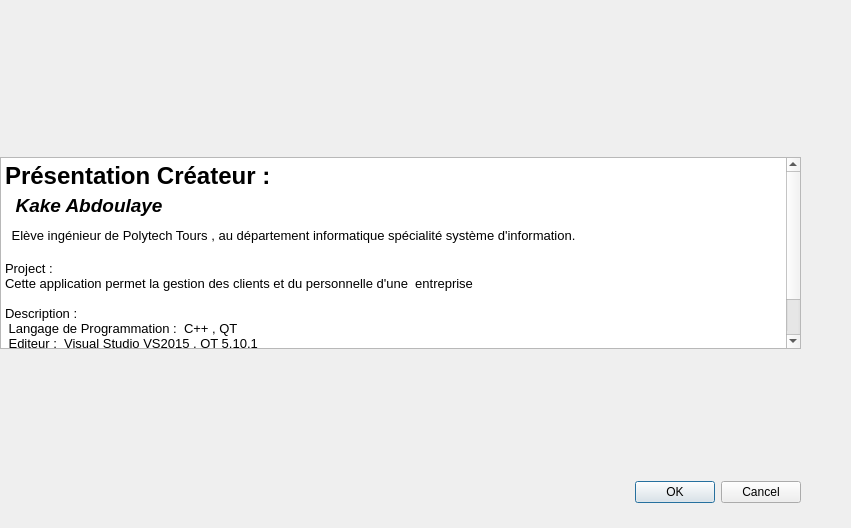
Before: the Qt Designer form windowsabout.ui in kakeAbdoulaye/qt_Project_Customer, drawn with Qt 5.
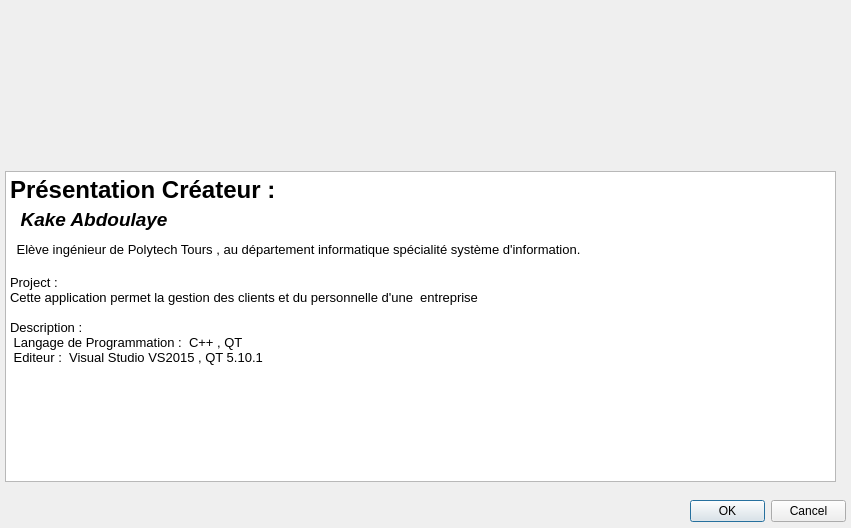
After: the same form once the commit is applied. Icons and pictures are not drawn.

Diff of the .ui file:
```diff
--- a/windowsabout.ui
+++ b/windowsabout.ui
@@ -13,18 +13,15 @@
   <property name="windowTitle">
    <string>Dialog</string>
   </property>
-  <widget class="QWidget" name="">
-   <property name="geometry">
-    <rect>
-     <x>0</x>
-     <y>10</y>
-     <width>801</width>
-     <height>493</height>
-    </rect>
-   </property>
-   <layout class="QFormLayout" name="formLayout">
-    <item row="0" column="0" colspan="2">
      <widget class="QLabel" name="labelImagePolytech">
+   <property name="geometry">
+    <rect>
+     <x>1</x>
+     <y>11</y>
+     <width>300</width>
+     <height>120</height>
+    </rect>
+   </property>
       <property name="text">
        <string/>
       </property>
@@ -32,22 +29,15 @@
        <pixmap>../build-qt_Project_Customer-Desktop_Qt_5_10_1_MinGW_32bit-Debug/debug/Images/Polytech_2.png</pixmap>
       </property>
      </widget>
-    </item>
-    <item row="1" column="0">
-     <spacer name="verticalSpacer">
-      <property name="orientation">
-       <enum>Qt::Vertical</enum>
-      </property>
-      <property name="sizeHint" stdset="0">
-       <size>
-        <width>20</width>
-        <height>68</height>
-       </size>
-      </property>
-     </spacer>
-    </item>
-    <item row="2" column="0" colspan="2">
      <widget class="QTextBrowser" name="textBrowser">
+   <property name="geometry">
+    <rect>
+     <x>5</x>
+     <y>171</y>
+     <width>831</width>
+     <height>311</height>
+    </rect>
+   </property>
       <property name="html">
        <string>&lt;!DOCTYPE HTML PUBLIC &quot;-//W3C//DTD HTML 4.0//EN&quot; &quot;http://www.w3.org/TR/REC-html40/strict.dtd&quot;&gt;
 &lt;html&gt;&lt;head&gt;&lt;meta name=&quot;qrichtext&quot; content=&quot;1&quot; /&gt;&lt;style type=&quot;text/css&quot;&gt;
@@ -68,31 +58,21 @@
 &lt;p style=&quot; margin-top:0px; margin-bottom:0px; margin-left:0px; margin-right:0px; -qt-block-indent:0; text-indent:0px;&quot;&gt;&lt;span style=&quot; font-size:10pt;&quot;&gt; &lt;/span&gt;&lt;/p&gt;&lt;/body&gt;&lt;/html&gt;</string>
       </property>
      </widget>
-    </item>
-    <item row="4" column="1">
-     <spacer name="verticalSpacer_2">
-      <property name="orientation">
-       <enum>Qt::Vertical</enum>
-      </property>
-      <property name="sizeHint" stdset="0">
-       <size>
-        <width>20</width>
-        <height>58</height>
-       </size>
-      </property>
-     </spacer>
-    </item>
-    <item row="5" column="1">
      <widget class="QDialogButtonBox" name="buttonBox">
+   <property name="geometry">
+    <rect>
+     <x>690</x>
+     <y>500</y>
+     <width>156</width>
+     <height>23</height>
+    </rect>
+   </property>
       <property name="orientation">
        <enum>Qt::Horizontal</enum>
       </property>
       <property name="standardButtons">
        <set>QDialogButtonBox::Cancel|QDialogButtonBox::Ok</set>
       </property>
-     </widget>
-    </item>
-   </layout>
   </widget>
  </widget>
  <tabstops>
```
Lines whose indentation alone changed are shown as unchanged.
